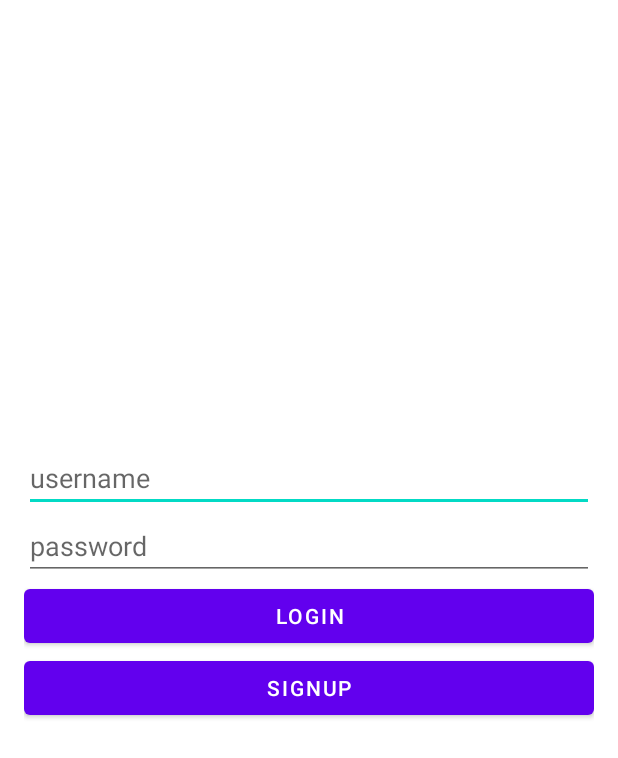
After one commit to fourEyesSquad/Roomie, an Android app: the layout activity_login.xml on its own in the app's theme, with its tools: preview values and no code run, on a phone screen of 412 x 824 dp. The commit adds this screen. Shown: the top 758 px of the screen. Run offline under Robolectric (Android 15) with nearby library versions, the phone set to English and light mode, and no system bars.

Commit message:
LoginActivity design

```diff
--- a/app/build.gradle
+++ b/app/build.gradle
@@ -33,6 +33,9 @@ dependencies {
     implementation 'androidx.appcompat:appcompat:1.2.0'
     implementation 'com.google.android.material:material:1.3.0'
     implementation 'androidx.constraintlayout:constraintlayout:2.0.4'
+    implementation 'androidx.annotation:annotation:1.2.0'
+    implementation 'androidx.lifecycle:lifecycle-livedata-ktx:2.3.1'
+    implementation 'androidx.lifecycle:lifecycle-viewmodel-ktx:2.3.1'
     testImplementation 'junit:junit:4.+'
     androidTestImplementation 'androidx.test.ext:junit:1.1.2'
     androidTestImplementation 'androidx.test.espresso:espresso-core:3.3.0'
--- a/app/src/main/AndroidManifest.xml
+++ b/app/src/main/AndroidManifest.xml
@@ -9,6 +9,10 @@
         android:roundIcon="@mipmap/ic_launcher_round"
         android:supportsRtl="true"
         android:theme="@style/Theme.Roomie">
+        <activity android:name=".LoginActivity"></activity>
+        <activity
+            android:name=".ui.login.LoginActivity"
+            android:label="@string/title_activity_login" />
         <activity android:name=".MainActivity">
             <intent-filter>
                 <action android:name="android.intent.action.MAIN" />
--- /dev/null
+++ b/app/src/main/res/layout/activity_login.xml
@@ -0,0 +1,50 @@
+<?xml version="1.0" encoding="utf-8"?>
+<LinearLayout xmlns:android="http://schemas.android.com/apk/res/android"
+    xmlns:app="http://schemas.android.com/apk/res-auto"
+    xmlns:tools="http://schemas.android.com/tools"
+    android:layout_width="match_parent"
+    android:layout_height="wrap_content"
+    android:layout_margin="16dp"
+    android:orientation="vertical"
+    tools:context=".LoginActivity">
+
+    <ImageView
+        android:id="@+id/ivLogo"
+        android:layout_width="match_parent"
+        android:layout_height="280dp" />
+
+    <EditText
+        android:id="@+id/etUsername"
+        android:layout_width="match_parent"
+        android:layout_height="wrap_content"
+        android:layout_weight="1"
+        android:autofillHints=""
+        android:ems="10"
+        android:hint="@string/username"
+        android:inputType="text" />
+
+    <EditText
+        android:id="@+id/etPassword"
+        android:layout_width="match_parent"
+        android:layout_height="wrap_content"
+        android:layout_weight="1"
+        android:ems="10"
+        android:hint="@string/password"
+        android:inputType="textPassword"
+        android:autofillHints="" />
+
+    <Button
+        android:id="@+id/btnLogin"
+        android:layout_width="match_parent"
+        android:layout_height="wrap_content"
+        android:layout_weight="1"
+        android:text="@string/login"/>
+
+    <Button
+        android:id="@+id/btnSignup"
+        android:layout_width="match_parent"
+        android:layout_height="wrap_content"
+        android:layout_weight="1"
+        android:text="@string/signup"/>
+
+</LinearLayout>
--- /dev/null
+++ b/app/src/main/res/values/dimens.xml
@@ -0,0 +1,5 @@
+<resources>
+    <!-- Default screen margins, per the Android Design guidelines. -->
+    <dimen name="activity_horizontal_margin">16dp</dimen>
+    <dimen name="activity_vertical_margin">16dp</dimen>
+</resources>
--- a/app/src/main/res/values/strings.xml
+++ b/app/src/main/res/values/strings.xml
@@ -1,3 +1,16 @@
 <resources>
     <string name="app_name">Roomie</string>
+    <string name="title_activity_login">LoginActivity</string>
+    <string name="prompt_email">Email</string>
+    <string name="prompt_password">Password</string>
+    <string name="action_sign_in">Sign in or register</string>
+    <string name="action_sign_in_short">Sign in</string>
+    <string name="welcome">"Welcome !"</string>
+    <string name="invalid_username">Not a valid username</string>
+    <string name="invalid_password">Password must be >5 characters</string>
+    <string name="login_failed">"Login failed"</string>
+    <string name="password">password</string>
+    <string name="login">Login</string>
+    <string name="username">username</string>
+    <string name="signup">Signup</string>
 </resources>
```
Also changed, not shown: app/src/main/java/com/example/roomie/LoginActivity.java (added, +48 -0 lines).
